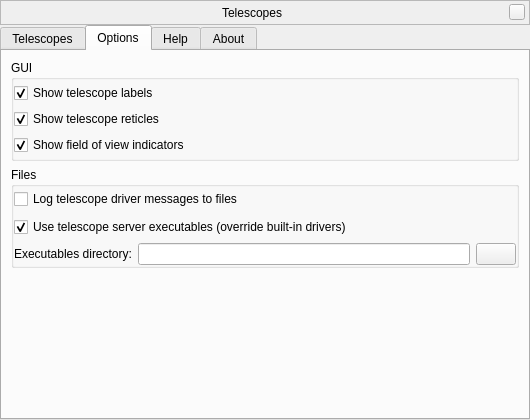
Above: plugins/TelescopeControl/src/gui/telescopeDialog.ui from Stellarium/stellarium before the change. Below: the same form after it.
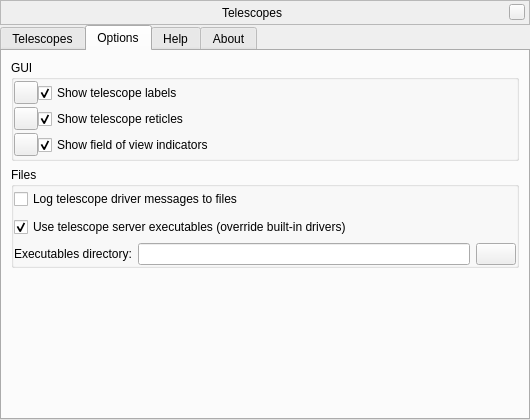
That is the form after the change. The open tabs and pages were chosen to show the change. Icons and pictures are not drawn. Custom widgets are drawn as their Qt base class.

Commit message: Modernisations: - Removed an oldfashioned header - Introduced a few properties - GUI-settable colors

Patch:
```diff
--- a/plugins/TelescopeControl/src/gui/telescopeDialog.ui
+++ b/plugins/TelescopeControl/src/gui/telescopeDialog.ui
@@ -438,6 +438,57 @@
            <number>0</number>
           </property>
           <item>
+           <layout class="QGridLayout" name="gridLayout">
+            <item row="2" column="1">
+             <widget class="QCheckBox" name="checkBoxCircles">
+              <property name="sizePolicy">
+               <sizepolicy hsizetype="Preferred" vsizetype="Fixed">
+                <horstretch>0</horstretch>
+                <verstretch>0</verstretch>
+               </sizepolicy>
+              </property>
+              <property name="minimumSize">
+               <size>
+                <width>0</width>
+                <height>26</height>
+               </size>
+              </property>
+              <property name="text">
+               <string>Show field of view indicators</string>
+              </property>
+              <property name="checked">
+               <bool>true</bool>
+              </property>
+             </widget>
+            </item>
+            <item row="0" column="2">
+             <spacer name="horizontalSpacer_2">
+              <property name="orientation">
+               <enum>Qt::Horizontal</enum>
+              </property>
+              <property name="sizeHint" stdset="0">
+               <size>
+                <width>40</width>
+                <height>20</height>
+               </size>
+              </property>
+             </spacer>
+            </item>
+            <item row="1" column="0">
+             <widget class="QToolButton" name="reticleColorButton">
+              <property name="text">
+               <string/>
+              </property>
+             </widget>
+            </item>
+            <item row="0" column="0">
+             <widget class="QToolButton" name="labelColorButton">
+              <property name="text">
+               <string/>
+              </property>
+             </widget>
+            </item>
+            <item row="0" column="1">
            <widget class="QCheckBox" name="checkBoxLabels">
             <property name="sizePolicy">
              <sizepolicy hsizetype="Preferred" vsizetype="Fixed">
@@ -459,7 +510,7 @@
             </property>
            </widget>
           </item>
-          <item>
+            <item row="1" column="1">
            <widget class="QCheckBox" name="checkBoxReticles">
             <property name="sizePolicy">
              <sizepolicy hsizetype="Preferred" vsizetype="Fixed">
@@ -481,27 +532,14 @@
             </property>
            </widget>
           </item>
-          <item>
-           <widget class="QCheckBox" name="checkBoxCircles">
-            <property name="sizePolicy">
-             <sizepolicy hsizetype="Preferred" vsizetype="Fixed">
-              <horstretch>0</horstretch>
-              <verstretch>0</verstretch>
-             </sizepolicy>
-            </property>
-            <property name="minimumSize">
-             <size>
-              <width>0</width>
-              <height>26</height>
-             </size>
-            </property>
+            <item row="2" column="0">
+             <widget class="QToolButton" name="circleColorButton">
             <property name="text">
-             <string>Show field of view indicators</string>
-            </property>
-            <property name="checked">
-             <bool>true</bool>
-            </property>
-           </widget>
+               <string/>
+              </property>
+             </widget>
+            </item>
+           </layout>
           </item>
          </layout>
         </widget>
```
Lines whose indentation alone changed are shown as unchanged. The commit also changes 10 other files.
